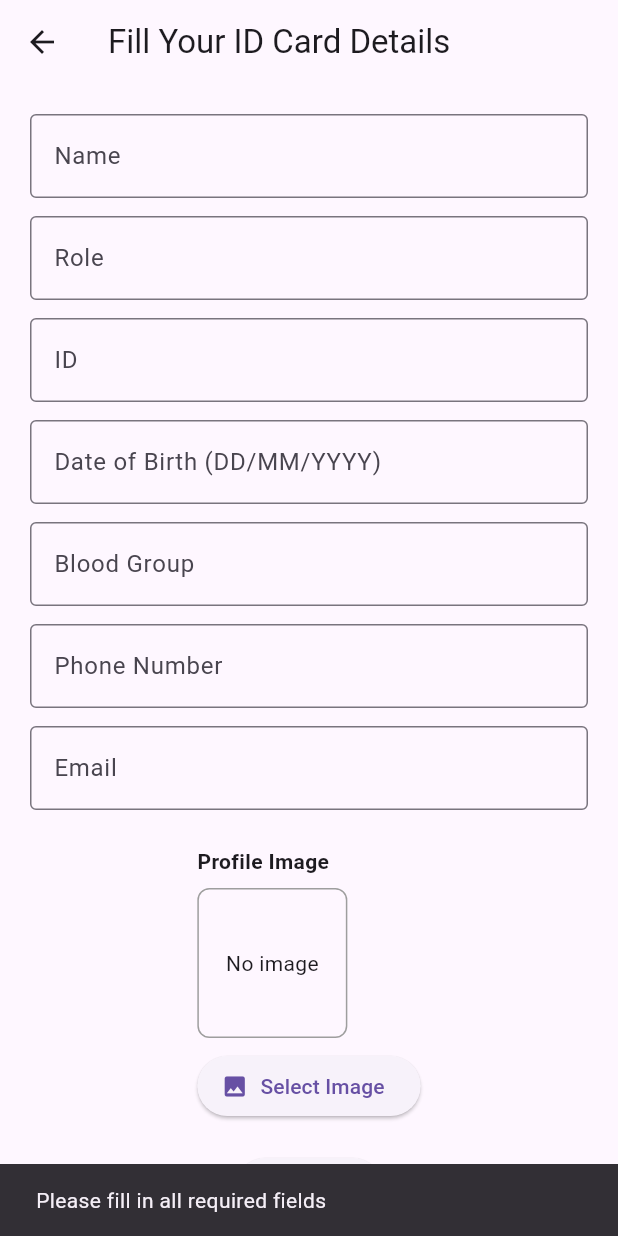
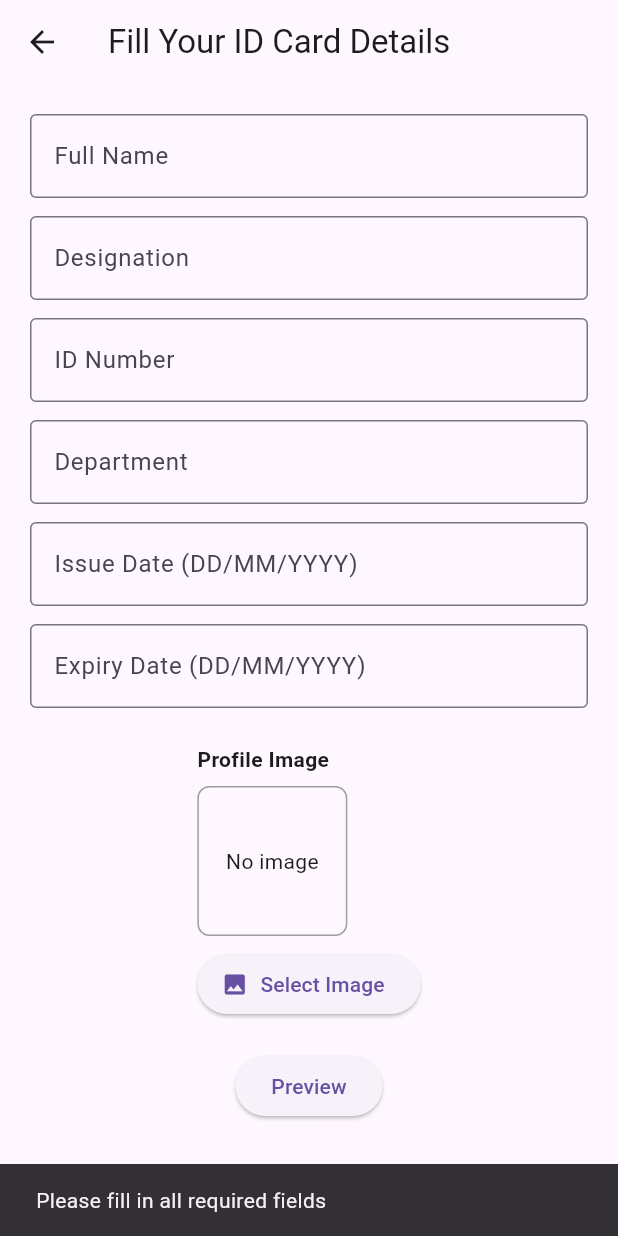
Before and after one commit to shubhamprakashrai/id_card_fronEnd, a Flutter app: the FormPage screen opened directly with empty values, after a tap on "Preview", on a phone screen of 412 x 824 dp. Run offline on Flutter 3.47's test engine with Material 3 defaults, Android fonts, the phone set to English and light mode, and no system bars; our stand-ins replace dio, equatable, file_picker, flutter_bloc, flutter_dotenv, flutter_svg and 8 more; missing offline and left inert: excel; accounts and stored records are empty.

Commit message:
Refactor form and template handling to utilize Employee model for improved data management

```diff
--- a/lib/features/templete/presentation/page/templete_view.dart
+++ b/lib/features/templete/presentation/page/templete_view.dart
@@ -1,6 +1,7 @@
 import 'package:flutter/material.dart';
 import 'package:go_router/go_router.dart';
 import 'package:id_card_front_end/core/router/route_names.dart';
+import 'package:id_card_front_end/features/data_scrapper/data/models/employee.dart';
 import '../widget/templete/template_five.dart';
 import '../widget/templete/template_four.dart';
 import '../widget/templete/template_one.dart';
@@ -9,17 +10,37 @@ import '../widget/templete/template_two.dart';
 
 
 
-class TempleteView extends StatelessWidget {
-  const TempleteView({super.key});
+class TemplateView extends StatefulWidget {
+  const TemplateView({super.key});
+
+  @override
+  State<TemplateView> createState() => _TemplateViewState();
+}
+
+class _TemplateViewState extends State<TemplateView> {
+  // Dummy employee data
+  Employee get dummyEmployee => Employee(
+    fullName: 'John Doe',
+    designation: 'Senior Developer',
+    department: 'Engineering',
+    idNumber: 'EMP-007',
+    issueDate: '01/01/2024',
+    expiryDate: '31/12/2025',
+    photoFileName: 'assets/images/profile_placeholder.png', // Make sure this asset exists
+    // Add any other required fields from your Employee model
+  );
 
   @override
   Widget build(BuildContext context) {
+
+
+
     final List<Widget> templates = [
-      TemplateOne(name: "name",role: "role",blood: "A+",dob: "01/01/1990",email: "john@example.com",id: "123456",imagePath: "",phone: "9876543210",),
-      TemplateTwo(name: "name",role: "role",blood: "A+",dob: "01/01/1990",email: "john@example.com",id: "123456",imagePath: "",phone: "9876543210",),
-      TemplateThree(name: "name",role: "role",blood: "A+",dob: "01/01/1990",email: "john@example.com",id: "123456",imagePath: "",phone: "9876543210",),
-      TemplateFour(name: "name",role: "role",blood: "A+",dob: "01/01/1990",email: "john@example.com",id: "123456",imagePath: "",phone: "9876543210",),
-      TemplateFive(name: "name",role: "role",blood: "A+",dob: "01/01/1990",email: "john@example.com",id: "123456",imagePath: "",phone: "9876543210",),
+      TemplateOne(employee: dummyEmployee),
+      TemplateTwo(employee: dummyEmployee),
+      TemplateThree(employee: dummyEmployee),
+      TemplateFour(employee: dummyEmployee),
+      TemplateFive(employee: dummyEmployee),
     ];
 
     return Scaffold(
--- a/lib/features/templete/presentation/widget/form_page.dart
+++ b/lib/features/templete/presentation/widget/form_page.dart
@@ -1,5 +1,6 @@
 import 'dart:io';
 import 'package:flutter/material.dart';
+import 'package:id_card_front_end/features/data_scrapper/data/models/employee.dart';
 import 'package:image_picker/image_picker.dart';
 import 'package:permission_handler/permission_handler.dart';
 import 'preview_page.dart';
@@ -18,17 +19,16 @@ class FormPage extends StatefulWidget {
 }
 
 class _FormPageState extends State<FormPage> {
-  final nameController = TextEditingController();
-  final roleController = TextEditingController();
-  final idController = TextEditingController();
-  final dobController = TextEditingController();
-  final bloodController = TextEditingController();
-  final phoneController = TextEditingController();
-  final emailController = TextEditingController();
+  final fullNameController = TextEditingController();
+  final designationController = TextEditingController();
+  final idNumberController = TextEditingController();
+  final departmentController = TextEditingController();
+  final issueDateController = TextEditingController();
+  final expiryDateController = TextEditingController();
+  File? selectedImage;
+  String? imagePath;
 
-  File? selectedImage;
-
-  // Image Picker with setState
+  // Image Picker
   Future<void> pickImage() async {
     if (Platform.isAndroid) {
       if (await Permission.photos.request().isDenied &&
@@ -44,6 +44,7 @@ class _FormPageState extends State<FormPage> {
     if (image != null) {
       setState(() {
         selectedImage = File(image.path);
+        imagePath = image.path; // Store the path for preview
       });
       print("Image picked: ${image.path}");
     } else {
@@ -51,113 +52,68 @@ class _FormPageState extends State<FormPage> {
     }
   }
 
-  Widget selectedWidget({
-    required String name,
-    required String role,
-    required String id,
-    required String dob,
-    required String blood,
-    required String phone,
-    required String email,
-    required String imagePath,
-  }) {
+  // Get the appropriate template widget
+  Widget _getTemplateWidget(Employee employee) {
     switch (widget.index) {
       case 0:
-        return TemplateOne(
-          name: name,
-          role: role,
-          id: id,
-          dob: dob,
-          blood: blood,
-          phone: phone,
-          email: email,
-          imagePath: imagePath,
-        );
+        return TemplateOne(employee: employee);
       case 1:
-        return TemplateTwo(
-          name: name,
-          role: role,
-          id: id,
-          dob: dob,
-          blood: blood,
-          phone: phone,
-          email: email,
-          imagePath: imagePath,
-        );
+        return TemplateTwo(employee: employee);
       case 2:
-        return TemplateThree(
-          name: name,
-          role: role,
-          id: id,
-          dob: dob,
-          blood: blood,
-          phone: phone,
-          email: email,
-          imagePath: imagePath,
-        );
+        return TemplateThree(employee: employee);
       case 3:
-        return TemplateFour(
-          name: name,
-          role: role,
-          id: id,
-          dob: dob,
-          blood: blood,
-          phone: phone,
-          email: email,
-          imagePath: imagePath,
-        );
+        return TemplateFour(employee: employee);
       case 4:
-        return TemplateFive(
-          name: name,
-          role: role,
-          id: id,
-          dob: dob,
-          blood: blood,
-          phone: phone,
-          email: email,
-          imagePath: imagePath,
-        );
+        return TemplateFive(employee: employee);
       default:
         return const Text("Invalid template selected");
     }
   }
 
   void onPreview() {
-    final name = nameController.text.trim();
-    final role = roleController.text.trim();
-    final id = idController.text.trim();
-    final dob = dobController.text.trim();
-    final blood = bloodController.text.trim();
-    final phone = phoneController.text.trim();
-    final email = emailController.text.trim();
-    final imagePath = selectedImage?.path;
+    final employee = Employee(
+      fullName: fullNameController.text.trim(),
+      designation: designationController.text.trim(),
+      idNumber: idNumberController.text.trim(),
+      department: departmentController.text.trim(),
+      issueDate: issueDateController.text.trim(),
+      expiryDate: expiryDateController.text.trim(),
+      photoFileName: imagePath ?? '',
+    );
 
-    if ([name, role, id, dob, blood, phone, email].any((field) => field.isEmpty)) {
+    if ([
+      employee.fullName,
+      employee.designation,
+      employee.idNumber,
+      employee.department,
+      employee.issueDate,
+      employee.expiryDate,
+    ].any((field) => field.isEmpty)) {
       ScaffoldMessenger.of(context).showSnackBar(
         const SnackBar(content: Text('Please fill in all required fields')),
       );
       return;
     }
 
-    if(imagePath != null) {
-      Navigator.push(
+    Navigator.push(
       context,
       MaterialPageRoute(
         builder: (_) => PreviewPage(
-          preview: selectedWidget(
-            name: name,
-            role: role,
-            id: id,
-            dob: dob,
-            blood: blood,
-            phone: phone,
-            email: email,
-            imagePath: imagePath,
-          ),
+          preview: _getTemplateWidget(employee),
         ),
       ),
     );
-    }
+  }
+
+  @override
+  void dispose() {
+    fullNameController.dispose();
+    designationController.dispose();
+    idNumberController.dispose();
+    departmentController.dispose();
+    issueDateController.dispose();
+    expiryDateController.dispose();
+    super.dispose();
   }
 
   Widget buildTextField(String label, TextEditingController controller,
@@ -222,13 +178,12 @@ class _FormPageState extends State<FormPage> {
         padding: const EdgeInsets.all(20),
         child: Column(
           children: [
-            buildTextField("Name", nameController),
-            buildTextField("Role", roleController),
-            buildTextField("ID", idController),
-            buildTextField("Date of Birth (DD/MM/YYYY)", dobController),
-            buildTextField("Blood Group", bloodController),
-            buildTextField("Phone Number", phoneController, type: TextInputType.phone),
-            buildTextField("Email", emailController, type: TextInputType.emailAddress),
+            buildTextField("Full Name", fullNameController),
+            buildTextField("Designation", designationController),
+            buildTextField("ID Number", idNumberController),
+            buildTextField("Department", departmentController),
+            buildTextField("Issue Date (DD/MM/YYYY)", issueDateController),
+            buildTextField("Expiry Date (DD/MM/YYYY)", expiryDateController),
             const SizedBox(height: 12),
             buildImagePicker(),
             const SizedBox(height: 20),
--- a/lib/features/templete/presentation/widget/templete/template_five.dart
+++ b/lib/features/templete/presentation/widget/templete/template_five.dart
@@ -1,26 +1,13 @@
 import 'package:flutter/material.dart';
+
+import '../../../../data_scrapper/data/models/employee.dart';
 
 class TemplateFive extends StatelessWidget {
   const TemplateFive({
     super.key,
-    required this.name,
-    required this.role,
-    required this.id,
-    required this.dob,
-    required this.blood,
-    required this.phone,
-    required this.email,
-    required this.imagePath,
+    required this.employee,
   });
-
-  final String name;
-  final String role;
-  final String id;
-  final String dob;
-  final String blood;
-  final String phone;
-  final String email;
-  final String imagePath;
+  final Employee employee;
 
   @override
   Widget build(BuildContext context) {
@@ -32,8 +19,8 @@ class TemplateFive extends StatelessWidget {
         children: [
           Icon(Icons.person_pin, size: 40, color: Colors.red),
           SizedBox(height: 8),
-         Text("Name: $name", style: const TextStyle(fontSize: 16)),
-            Text("Role: $role", style: const TextStyle(fontSize: 16)),
+         Text("Name: ${employee.fullName}", style: const TextStyle(fontSize: 16)),
+            Text("Role: ${employee.designation}", style: const TextStyle(fontSize: 16)),
         ],
       ),
     );
--- a/lib/features/templete/presentation/widget/templete/template_four.dart
+++ b/lib/features/templete/presentation/widget/templete/template_four.dart
@@ -1,26 +1,14 @@
 import 'package:flutter/material.dart';
+import 'package:id_card_front_end/features/data_scrapper/data/models/employee.dart';
 
 class TemplateFour extends StatelessWidget {
   const TemplateFour({
     super.key,
-    required this.name,
-    required this.role,
-    required this.id,
-    required this.dob,
-    required this.blood,
-    required this.phone,
-    required this.email,
-    required this.imagePath,
+    required this.employee,
   });
+  final Employee employee;
 
-  final String name;
-  final String role;
-  final String id;
-  final String dob;
-  final String blood;
-  final String phone;
-  final String email;
-  final String imagePath;
+
 
   @override
   Widget build(BuildContext context) {
@@ -62,14 +50,14 @@ class TemplateFour extends StatelessWidget {
                         color: Color(0xFFFAD4CF), // Fallback background color
                       ),
                       child: ClipOval(
-                        child: imagePath.isEmpty
+                        child: employee.photoFileName.isEmpty
                             ? const Icon(
                           Icons.person,
                           size: 60,
                           color: Colors.white,
                         )
                             : Image.asset(
-                          imagePath,
+                          employee.photoFileName,
                           fit: BoxFit.cover,
                           errorBuilder: (context, error, stackTrace) {
                             return const Center(
@@ -91,7 +79,7 @@ class TemplateFour extends StatelessWidget {
                 Column(
                   children: [
                     Text(
-                      name,
+                      employee.fullName,
                       style: const TextStyle(
                         fontSize: 20,
                         fontWeight: FontWeight.bold,
@@ -99,7 +87,7 @@ class TemplateFour extends StatelessWidget {
                       ),
                     ),
                     Text(
-                      role,
+                      employee.designation,
                       style: const TextStyle(
                         fontSize: 16,
                         color: Colors.teal,
@@ -107,17 +95,11 @@ class TemplateFour extends StatelessWidget {
                       ),
                     ),
                     const SizedBox(height: 16),
-                    infoRow("ID NO", id),
-                    infoRow("DOB", dob),
-                    infoRow("Blood", blood),
-                    infoRow("Phone", phone),
-                    infoRow("E-mail", email),
-                    //  const Spacer(),
-                    // Image.asset(
-                    //   'assets/images/barcode.png', // placeholder for barcode
-                    //   height: 40,
-                    // ),
-                    //  const SizedBox(height: 8),
+                    infoRow("ID NO", employee.idNumber),
+                    infoRow("DOB", employee.dob),
+                    infoRow("Blood", employee.bloodGroup),
+                    infoRow("Phone", employee.mobileNumber),
+                    infoRow("E-mail", employee.email),
                   ],
                 ),
               ],
--- a/lib/features/templete/presentation/widget/templete/template_one.dart
+++ b/lib/features/templete/presentation/widget/templete/template_one.dart
@@ -1,52 +1,15 @@
-// import 'package:flutter/material.dart';
-
-// class TemplateOne extends StatelessWidget {
-//   const TemplateOne({super.key, required this.name, required this.role});
-//    final String name;
-//   final String role;
-
-//   @override
-//   Widget build(BuildContext context) {
-//     return Container(
-//       padding: const EdgeInsets.all(8),
-//       decoration: BoxDecoration(color: Colors.blue.shade50),
-//       child: Column(
-//         mainAxisAlignment: MainAxisAlignment.center,
-//         children:  [
-//           Icon(Icons.person, size: 40, color: Colors.blue),
-//           SizedBox(height: 8),
-//             Text("Name: $name", style: const TextStyle(fontSize: 16)),
-//             Text("Role: $role", style: const TextStyle(fontSize: 16)),
-//         ],
-//       ),
-//     );
-//   }
-// }
 
 import 'package:flutter/material.dart';
 import 'package:flutter_svg/flutter_svg.dart';
+import 'package:id_card_front_end/features/data_scrapper/data/models/employee.dart';
 
 class TemplateOne extends StatelessWidget {
   const TemplateOne({
     super.key,
-    required this.name,
-    required this.role,
-    required this.id,
-    required this.dob,
-    required this.blood,
-    required this.phone,
-    required this.email,
-    required this.imagePath,
+    required this.employee
   });
 
-  final String name;
-  final String role;
-  final String id;
-  final String dob;
-  final String blood;
-  final String phone;
-  final String email;
-  final String imagePath;
+  final Employee employee;
 
   @override
   Widget build(BuildContext context) {
@@ -90,9 +53,9 @@ class TemplateOne extends StatelessWidget {
                 child: CircleAvatar(
                   radius: 45,
                   backgroundColor: Colors.teal,
-                          child: (imagePath.isNotEmpty)? CircleAvatar(
+                  child: (employee.photoFileName.isNotEmpty)? CircleAvatar(
                     radius: 42,
-                            backgroundImage: AssetImage(imagePath),
+                    backgroundImage: AssetImage(employee.photoFileName),
                   ): null,
                 ),
               ),
@@ -112,7 +75,7 @@ class TemplateOne extends StatelessWidget {
                       mainAxisSize: MainAxisSize.min,
                       children: [
                         Text(
-                           name,
+                          employee.fullName,
                           style: const TextStyle(
                             fontSize: 20,
                             fontWeight: FontWeight.bold,
@@ -120,7 +83,7 @@ class TemplateOne extends StatelessWidget {
                           ),
                         ),
                         Text(
-                           role,
+                          employee.designation,
                           style: const TextStyle(
                             fontSize: 16,
                             color: Colors.teal,
@@ -128,11 +91,11 @@ class TemplateOne extends StatelessWidget {
                           ),
                         ),
                         const SizedBox(height: 16),
-                         infoRow("ID NO", id),
-                         infoRow("DOB", dob),
-                         infoRow("Blood", blood),
-                         infoRow("Phone", phone),
-                         infoRow("E-mail", email),
+                        infoRow("ID NO", employee.idNumber),
+                        infoRow("DOB", employee.dob),
+                        infoRow("Blood", employee.bloodGroup),
+                        infoRow("Phone", employee.mobileNumber),
+                        infoRow("E-mail", employee.email),
                       ],
                     ),
                   ),
--- a/lib/features/templete/presentation/widget/templete/template_three.dart
+++ b/lib/features/templete/presentation/widget/templete/template_three.dart
@@ -1,27 +1,15 @@
 import 'package:flutter/material.dart';
+import 'package:id_card_front_end/features/data_scrapper/data/models/employee.dart';
 
 class TemplateThree extends StatelessWidget {
 
   const TemplateThree({
     super.key,
-    required this.name,
-    required this.role,
-    required this.id,
-    required this.dob,
-    required this.blood,
-    required this.phone,
-    required this.email,
-    required this.imagePath,
+    required this.employee,
   });
+  final Employee employee;
 
-  final String name;
-  final String role;
-  final String id;
-  final String dob;
-  final String blood;
-  final String phone;
-  final String email;
-  final String imagePath;
+
   @override
   Widget build(BuildContext context) {
     return
@@ -45,8 +33,8 @@ class TemplateThree extends StatelessWidget {
                   decoration: BoxDecoration(
                     border: Border.all(color:  Color(0xff557eb0),width: 4),
                     borderRadius: BorderRadius.all(Radius.circular(8)),
-                    image: imagePath.isNotEmpty?DecorationImage(
-                      image: AssetImage(imagePath),
+                    image: employee.photoFileName.isNotEmpty?DecorationImage(
+                      image: AssetImage(employee.photoFileName),
                       fit: BoxFit.cover,
                     ): null,
                   ),
@@ -54,7 +42,7 @@ class TemplateThree extends StatelessWidget {
                 Column(
                   children: [
                     Text(
-                      name,
+                      employee.fullName,
                       style: const TextStyle(
                         fontSize: 20,
                         fontWeight: FontWeight.bold,
@@ -62,7 +50,7 @@ class TemplateThree extends StatelessWidget {
                       ),
                     ),
                     Text(
-                      role,
+                      employee.designation,
                       style: const TextStyle(
                         fontSize: 16,
                         color: Colors.teal,
@@ -70,17 +58,11 @@ class TemplateThree extends StatelessWidget {
                       ),
                     ),
                     const SizedBox(height: 16),
-                    infoRow("ID NO", id),
-                    infoRow("DOB", dob),
-                    infoRow("Blood", blood),
-                    infoRow("Phone", phone),
-                    infoRow("E-mail", email),
-                    //  const Spacer(),
-                    // Image.asset(
-                    //   'assets/images/barcode.png', // placeholder for barcode
-                    //   height: 40,
-                    // ),
-                    //  const SizedBox(height: 8),
+                    infoRow("ID NO", employee.idNumber),
+                    infoRow("DOB", employee.dob),
+                    infoRow("Blood", employee.bloodGroup),
+                    infoRow("Phone", employee.mobileNumber),
+                    infoRow("E-mail", employee.email),
                   ],
                 ),
               ],
@@ -90,9 +72,6 @@ class TemplateThree extends StatelessWidget {
               fit: BoxFit.fill,
               height: 50,
             ),
-            // SizedBox(height: 8),
-            // Text("Name: $name", style: const TextStyle(fontSize: 16)),
-            //  Text("Role: $role", style: const TextStyle(fontSize: 16)),
           ],
         ),
       );
--- a/lib/features/templete/presentation/widget/templete/template_two.dart
+++ b/lib/features/templete/presentation/widget/templete/template_two.dart
@@ -1,27 +1,14 @@
 import 'package:flutter/material.dart';
+import 'package:id_card_front_end/features/data_scrapper/data/models/employee.dart';
 
 class TemplateTwo extends StatelessWidget {
 
   const TemplateTwo({
     super.key,
-    required this.name,
-    required this.role,
-    required this.id,
-    required this.dob,
-    required this.blood,
-    required this.phone,
-    required this.email,
-    required this.imagePath,
+    required this.employee
   });
 
-  final String name;
-  final String role;
-  final String id;
-  final String dob;
-  final String blood;
-  final String phone;
-  final String email;
-  final String imagePath;
+  final Employee employee;
 
   @override
   Widget build(BuildContext context) {
@@ -48,16 +35,18 @@ class TemplateTwo extends StatelessWidget {
                   // 0xff66BB6A
                   // color: Colors.red,
                   borderRadius: BorderRadius.all(Radius.circular(8)),
-                  image: imagePath.isNotEmpty?DecorationImage(
-                    image: AssetImage(imagePath),
+                  image: DecorationImage(
+                    image: AssetImage(employee.photoFileName.isNotEmpty
+                        ? employee.photoFileName
+                        : 'asset/images/profile_placeholder.png'),
                     fit: BoxFit.cover,
-                  ): null,
+                  ),
                 ),
               ),
               Column(
                 children: [
                   Text(
-                    name,
+                    employee.fullName,
                     style: const TextStyle(
                       fontSize: 20,
                       fontWeight: FontWeight.bold,
@@ -65,7 +54,7 @@ class TemplateTwo extends StatelessWidget {
                     ),
                   ),
                   Text(
-                    role,
+                    employee.designation,
                     style: const TextStyle(
                       fontSize: 16,
                       color: Colors.teal,
@@ -73,11 +62,11 @@ class TemplateTwo extends StatelessWidget {
                     ),
                   ),
                   const SizedBox(height: 16),
-                  infoRow("ID NO", id),
-                  infoRow("DOB", dob),
-                  infoRow("Blood", blood),
-                  infoRow("Phone", phone),
-                  infoRow("E-mail", email),
+                  infoRow("ID NO", employee.idNumber),
+                  infoRow("DOB", employee.dob),
+                  infoRow("Blood", employee.bloodGroup),
+                  infoRow("Phone", employee.mobileNumber),
+                  infoRow("E-mail", employee.email),
                   //  const Spacer(),
                   // Image.asset(
                   //   'assets/images/barcode.png', // placeholder for barcode
```
Lines whose indentation alone changed are shown as unchanged.
